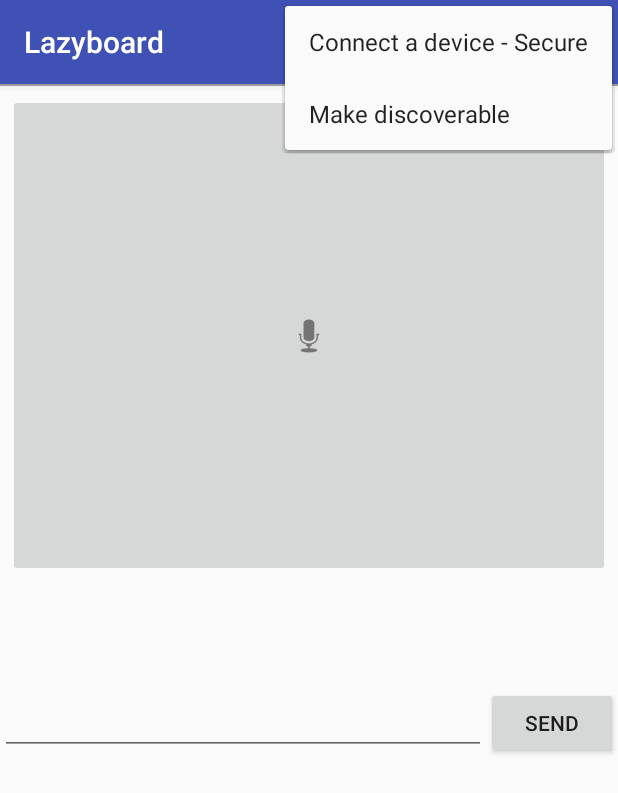
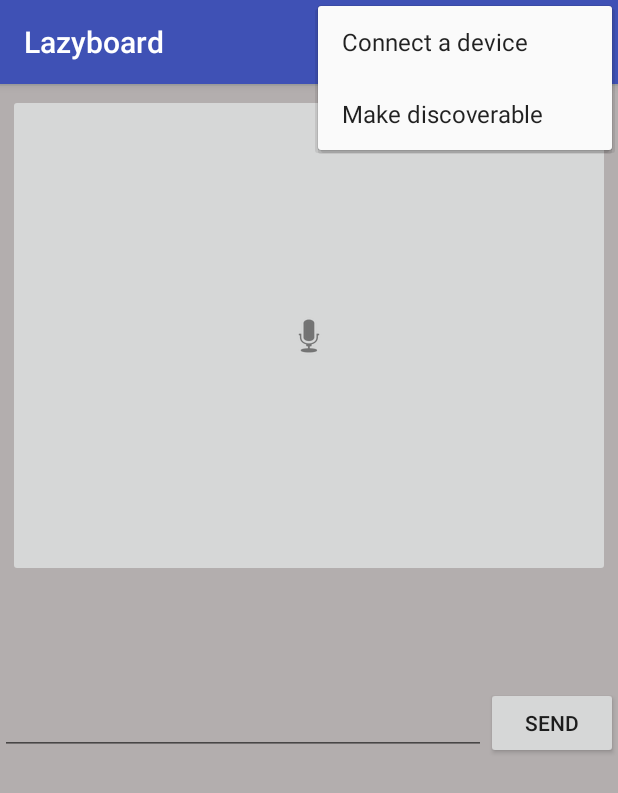
Before and after one commit to ofaucoz/lazyboard, an Android app: the screen it shows after launch (MainActivity), with the options menu open, on a phone screen of 412 x 824 dp. Shown: the top 793 px of the screen. Run offline under Robolectric (Android 15) with nearby library versions, the phone set to English and light mode, and no system bars.

Commit message:
small changes

```diff
--- a/Client/Lazyboard/app/src/main/java/com/ofaucoz/lazyboard/MainActivity.java
+++ b/Client/Lazyboard/app/src/main/java/com/ofaucoz/lazyboard/MainActivity.java
@@ -20,4 +20,4 @@ public class MainActivity extends AppCompatActivity {
 
 }
 
-//aaaaaaaaaaaaaaaaaaaaaaa
+//
--- a/Client/Lazyboard/app/src/main/res/layout/activity_main.xml
+++ b/Client/Lazyboard/app/src/main/res/layout/activity_main.xml
@@ -1,6 +1,7 @@
 <LinearLayout
     xmlns:android="http://schemas.android.com/apk/res/android"
     android:orientation="vertical"
+    android:background="#b3aeae"
     android:layout_width="match_parent"
     android:layout_height="match_parent"
     android:id="@+id/sample_main_layout">
--- a/Client/Lazyboard/app/src/main/res/layout/fragment_lazyboard.xml
+++ b/Client/Lazyboard/app/src/main/res/layout/fragment_lazyboard.xml
@@ -44,7 +44,7 @@
             android:layout_height="wrap_content"
             android:layout_gravity="bottom"
             android:layout_weight="1"
-            android:textColor="#ff0000" />
+            android:textColor="#000000" />
 
         <Button
             android:id="@+id/button_send"
--- a/Client/Lazyboard/app/src/main/res/values/strings.xml
+++ b/Client/Lazyboard/app/src/main/res/values/strings.xml
@@ -34,8 +34,7 @@
     <string name="button_scan">Scan for devices</string>
 
     <!-- Options Menu -->
-    <string name="secure_connect">Connect a device - Secure</string>
-    <string name="insecure_connect">Connect a device - Insecure</string>
+    <string name="secure_connect">Connect a device</string>
     <string name="discoverable">Make discoverable</string>
     <string name="app_name">Lazyboard</string>
     <string name="speak">Speak</string>
```
